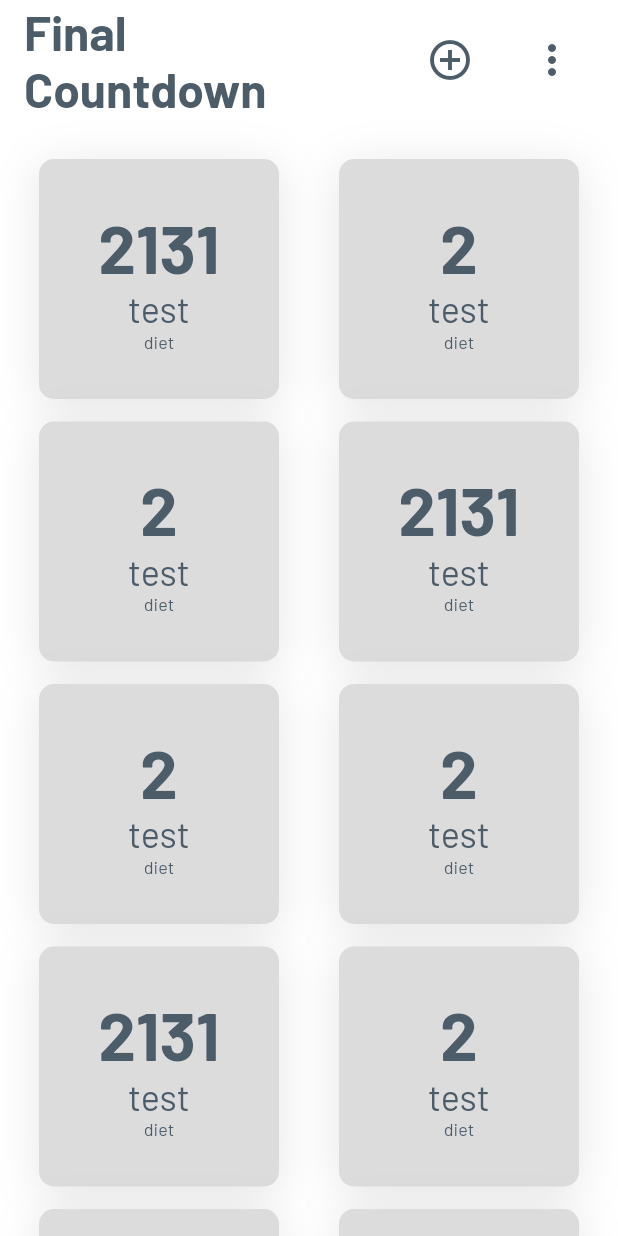
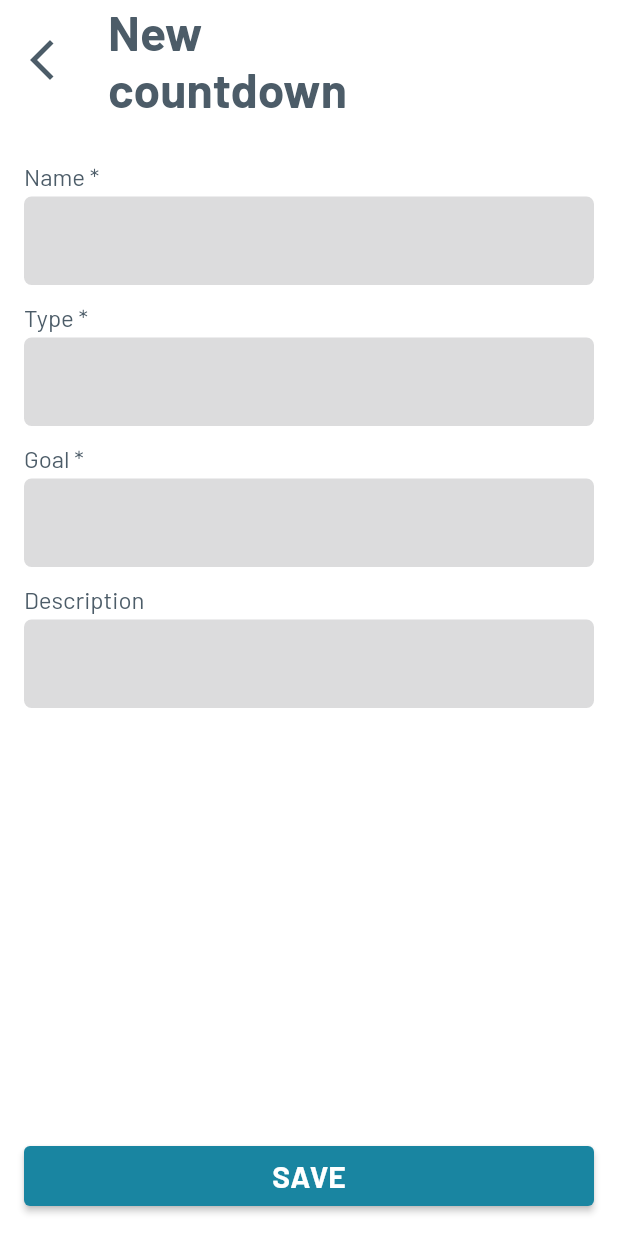
Before and after one commit to FulanoD3Tal/final_countdown_mobile, a Flutter app: the screen it shows after launch, after a tap on the "add circle outline" icon, on a phone screen of 412 x 824 dp. Run offline on Flutter 3.47's test engine with Material 2 defaults, Android fonts, the phone set to English and light mode, and no system bars.

Commit message:
Add form page and custom widgets

```diff
--- /dev/null
+++ b/lib/form.dart
@@ -0,0 +1,90 @@
+import 'package:flutter/material.dart';
+
+import 'inputtext.dart';
+
+class FormCountdown extends StatefulWidget {
+  const FormCountdown({Key? key}) : super(key: key);
+
+  @override
+  _FormState createState() => _FormState();
+}
+
+class _FormState extends State<FormCountdown> {
+  @override
+  Widget build(BuildContext context) {
+    return Scaffold(
+      backgroundColor: Color(0xffFFFFFF),
+      appBar: AppBar(
+        elevation: 0,
+        toolbarHeight: 80,
+        backgroundColor: Color(0xffFFFFFF),
+        leading: IconButton(
+            onPressed: () {
+              Navigator.pop(context);
+            },
+            icon: Icon(
+              Icons.arrow_back_ios_new_outlined,
+              size: 32,
+              color: Color(0xff4C5C68),
+            )),
+        title: Text(
+          'New\ncountdown',
+          style: TextStyle(
+            fontWeight: FontWeight.w700,
+            fontSize: 32,
+            color: Color(0xff4C5C68),
+          ),
+        ),
+      ),
+      body: Container(
+          padding: EdgeInsets.all(16),
+          child: Column(
+            children: [
+              Expanded(
+                child: SingleChildScrollView(
+                  child: Column(
+                    children: [
+                      Input(
+                        label: 'Name',
+                        required: true,
+                      ),
+                      Input(
+                        label: 'Type',
+                        required: true,
+                      ),
+                      Input(
+                        label: 'Goal',
+                        required: true,
+                      ),
+                      Input(
+                        label: 'Description',
+                        required: false,
+                        textArea: true,
+                      ),
+                    ],
+                  ),
+                ),
+              ),
+              ElevatedButton(
+                onPressed: () {},
+                style: ButtonStyle(
+                  minimumSize: MaterialStateProperty.all(
+                    Size(double.infinity, 40),
+                  ),
+                  backgroundColor: MaterialStateProperty.all(
+                    Color(0xff1985A1),
+                  ),
+                ),
+                child: Text(
+                  'SAVE',
+                  style: TextStyle(
+                    fontWeight: FontWeight.w700,
+                    fontSize: 20,
+                  ),
+                ),
+              )
+            ],
+          )),
+    );
+  }
+}
--- /dev/null
+++ b/lib/inputtext.dart
@@ -0,0 +1,51 @@
+import 'package:flutter/material.dart';
+
+class Input extends StatefulWidget {
+  const Input({
+    Key? key,
+    required this.label,
+    this.required = false,
+    this.textArea = true,
+  }) : super(key: key);
+
+  final String label;
+  final bool required;
+  final bool textArea;
+
+  @override
+  _InputState createState() => _InputState();
+}
+
+class _InputState extends State<Input> {
+  @override
+  Widget build(BuildContext context) {
+    return Column(
+      crossAxisAlignment: CrossAxisAlignment.start,
+      children: [
+        Padding(
+          padding: EdgeInsets.fromLTRB(0, 12, 0, 4),
+          child: Text(
+            '${widget.label} ${widget.required ? '*' : ''}',
+            style: TextStyle(
+              fontSize: 16,
+              color: Color(0xff4C5C68),
+            ),
+          ),
+        ),
+        TextField(
+          maxLines: widget.textArea ? null : 1,
+          decoration: InputDecoration(
+            fillColor: Color(0xFFDCDCDD),
+            filled: true,
+            border: OutlineInputBorder(
+              borderSide: BorderSide.none,
+              borderRadius: BorderRadius.circular(5),
+              gapPadding: 0,
+            ),
+            focusColor: Color(0xffFFFFFF),
+          ),
+        ),
+      ],
+    );
+  }
+}
--- a/lib/main.dart
+++ b/lib/main.dart
@@ -3,6 +3,7 @@ import 'package:flutter/widgets.dart';
 
 import './home_menu.dart';
 import './countdown_item.dart';
+import './form.dart';
 
 void main() {
   runApp(MyApp());
@@ -33,19 +34,7 @@ class MyHomePage extends StatefulWidget {
 
 class _MyHomePageState extends State<MyHomePage> {
   // TODO: Get data from device
-  var countdowns = <Map<String, String>>[
-    {"count": '2131', "type": "test", "name": "diet"},
-    {"count": '2', "type": "test", "name": "diet"},
-    {"count": '2', "type": "test", "name": "diet"},
-    {"count": '2131', "type": "test", "name": "diet"},
-    {"count": '2', "type": "test", "name": "diet"},
-    {"count": '2', "type": "test", "name": "diet"},
-    {"count": '2131', "type": "test", "name": "diet"},
-    {"count": '2', "type": "test", "name": "diet"},
-    {"count": '2', "type": "test", "name": "diet"},
-    {"count": '2131', "type": "test", "name": "diet"},
-    {"count": '2', "type": "test", "name": "diet"},
-  ];
+  var countdowns = <Map<String, String>>[];
   @override
   Widget build(BuildContext context) {
     return Scaffold(
@@ -66,7 +55,13 @@ class _MyHomePageState extends State<MyHomePage> {
           Padding(
             padding: EdgeInsets.only(right: 20.0),
             child: IconButton(
-              onPressed: () {},
+              onPressed: () {
+                Navigator.push(
+                    context,
+                    MaterialPageRoute(
+                      builder: (context) => const FormCountdown(),
+                    ));
+              },
               icon: Icon(
                 Icons.add_circle_outline,
                 size: 32,
@@ -84,10 +79,12 @@ class _MyHomePageState extends State<MyHomePage> {
                 color: Color(0xFF4C5C68),
               ),
               itemBuilder: (context) {
-                return homeMenus.map((menu) => PopupMenuItem(
-                      child: Text(menu.label),
-                      value: menu.value,
-                    )).toList();
+                return homeMenus
+                    .map((menu) => PopupMenuItem(
+                          child: Text(menu.label),
+                          value: menu.value,
+                        ))
+                    .toList();
               },
             ),
           ),
```
Also changed, not shown: 1 other file.
